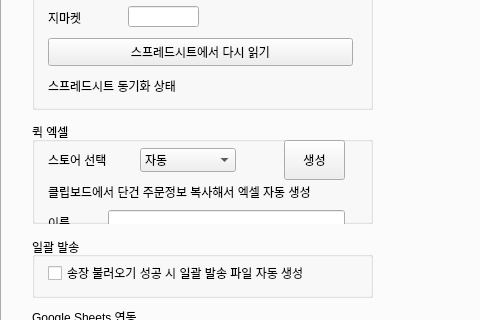
First picture: the form in ui/main_window.ui, repository Peanut0711/easy-fulfill, before the edit; both pictures show x 0 to 480 and y 137 to 457 of the 880 by 740 pixel window.
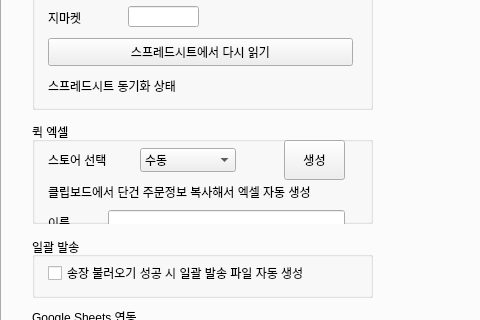
Second picture: the form after the edit. The open tabs and pages were chosen to show the change.

Commit message: 환경설정 - 퀵 엑셀 - 콤보박스 기본값을 '자동'에서 '수동'으로 변경

```diff
--- a/ui/main_window.ui
+++ b/ui/main_window.ui
@@ -562,7 +562,7 @@
          </property>
          <item>
           <property name="text">
-           <string>자동</string>
+           <string>수동</string>
           </property>
          </item>
          <item>
```
Left out of the diff: 2 changed lines with no effect on the pictures.
